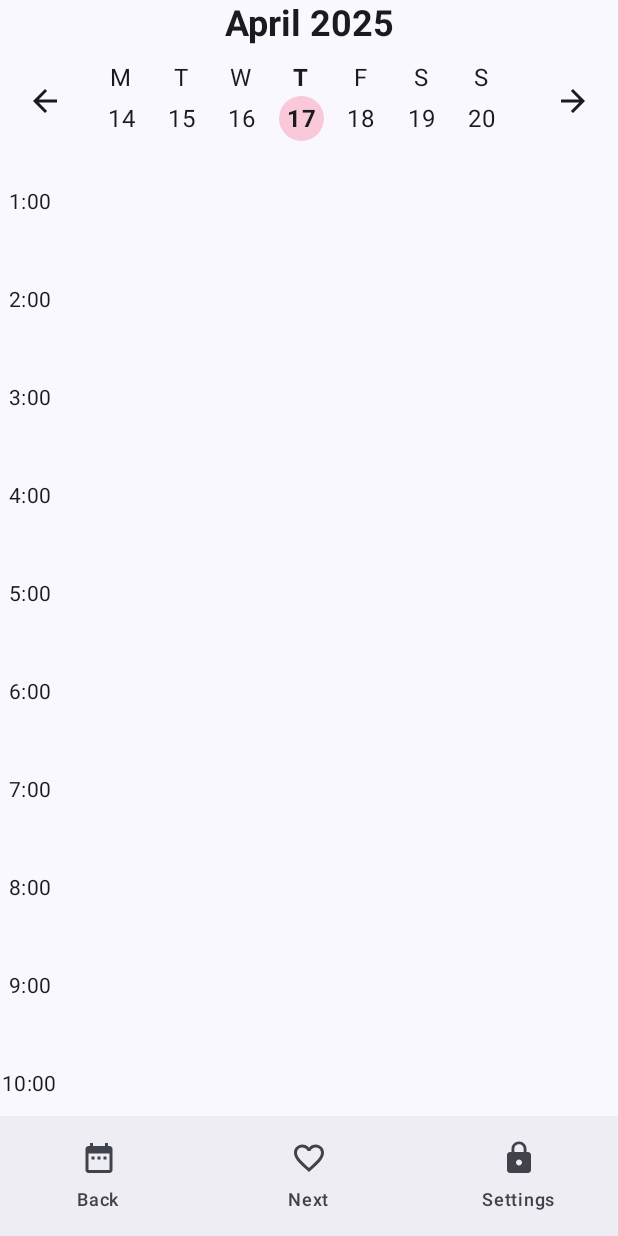
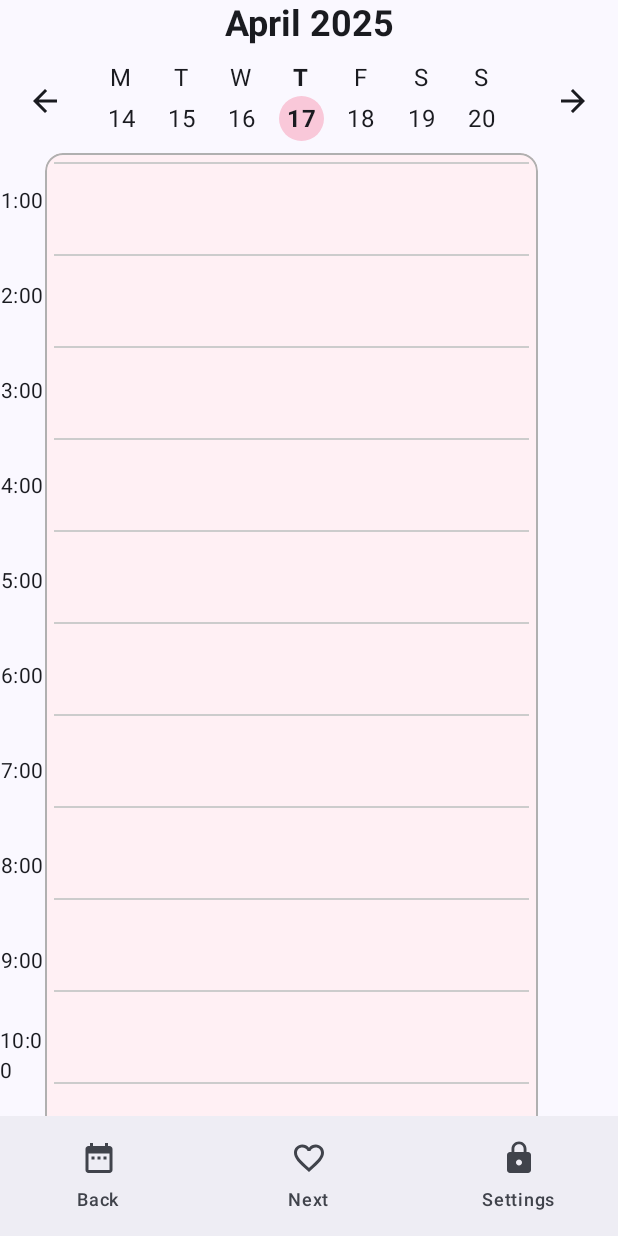
Before and after one commit to Lucy-zh321/Selfcareapp_rb20, an Android app built with Jetpack Compose: the screen it shows after launch (MainActivity), on a phone screen of 412 x 824 dp. Run offline under Robolectric (Android 15) with nearby library versions, the phone set to English and light mode, and no system bars.

Commit message:
tried to add grid onto the calendar

```diff
--- a/app/src/main/java/com/example/selfcare/MainActivity.kt
+++ b/app/src/main/java/com/example/selfcare/MainActivity.kt
@@ -37,6 +37,9 @@ import androidx.compose.foundation.layout.size
 import androidx.compose.material.icons.automirrored.filled.ArrowBack
 import androidx.compose.material.icons.automirrored.filled.ArrowForward
 import androidx.compose.ui.draw.clip
+import androidx.compose.foundation.border
+
+
 
 class MainActivity : ComponentActivity() {
     override fun onCreate(savedInstanceState: Bundle?) {
@@ -182,22 +185,21 @@ fun CalendarView(modifier: Modifier = Modifier) {
         Spacer(modifier = Modifier.height(8.dp))
 
         // Time Grid
-        Column(
+
+        // Time + Grid section
+        Row(
             modifier = Modifier
-                .fillMaxWidth()
+                .fillMaxWidth(0.87F)
+                .padding(0.dp)
                 .verticalScroll(scrollState)
         ) {
-            timeSlots.forEach { timeLabel ->
-                Row(
-                    modifier = Modifier
-                        .fillMaxWidth()
-                        .height(65.dp)
-                ) {
-                    // Fixed-width column for time label
+            // Time labels
+            Column {
+                timeSlots.forEach { timeLabel ->
                     Box(
                         modifier = Modifier
-                            .width(40.dp)
-                            .fillMaxHeight(),
+                            .width(30.dp)
+                            .height(63.5.dp),
                         contentAlignment = Alignment.Center
                     ) {
                         Text(
@@ -205,14 +207,51 @@ fun CalendarView(modifier: Modifier = Modifier) {
                             style = MaterialTheme.typography.bodyMedium
                         )
                     }
+                }
+            }
 
-                    // 7 columns for the days
-                    repeat(7) {
-                        Box(
+            // Box for the grid that contains the vertical and horizontal lines
+            Box(
+                modifier = Modifier
+                    .weight(1f)
+                    .clip(MaterialTheme.shapes.medium)
+                    .background(Color(0xFFFFF0F4)) // Light pink background
+                    .border(1.dp, Color(0xFFB0B0B0), MaterialTheme.shapes.medium) // Outer border
+                    .padding(6.dp) // Padding inside to keep lines from touching the outer box
+                    .fillMaxWidth(0.7F)
+            ) {
+                // Horizontal lines (time slot separators)
+                Column(
+                    modifier = Modifier.fillMaxWidth()
+                ) {
+                    repeat(timeSlots.size - 1 ) { index ->
+                        Row(modifier = Modifier.fillMaxWidth()) {
+                            Divider(
+                                color = Color(0xFFCCCCCC), // Horizontal separator color
+                                thickness = 1.dp,
+                                modifier = Modifier
+                                    .fillMaxWidth()
+                                    .height(1.dp)
+                            )
+                        }
+                        Spacer(modifier = Modifier.height(60.dp)) // Height for each time slot row
+                    }
+                }
+
+                // Vertical lines (day separators) for 7 columns (6 dividers)
+                Row(
+                    modifier = Modifier
+                        .fillMaxSize()
+                        .padding(top = 0.dp) // Add top padding to give space
+                ) {
+                    repeat(6) { // Repeat 6 times for 6 dividers to make 7 columns
+                        Divider(
+                            color = Color(0xFFCCCCCC), // Vertical line color
+                            thickness = 1.dp, // Vertical line thickness
                             modifier = Modifier
-                                .weight(1f)
-                                .padding(2.dp)
-                                .background(MaterialTheme.colorScheme.secondary)
+                                .fillMaxHeight()
+                                .width(1.dp) // Make vertical lines 1 dp wide
+                                .padding(horizontal = 2.dp) // Padding between the lines
                         )
                     }
                 }
@@ -221,7 +260,7 @@ fun CalendarView(modifier: Modifier = Modifier) {
     }
 }
 
-@Composable
+        @Composable
 fun BottomNavBar() {
     NavigationBar {
         NavigationBarItem(
```
